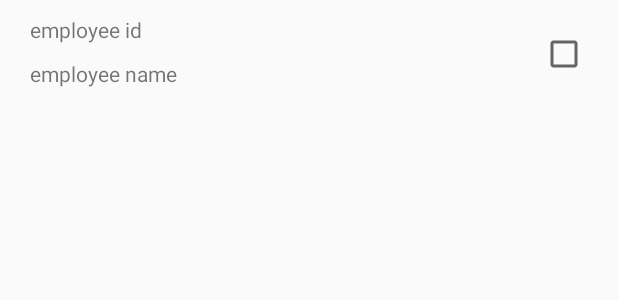
After one commit to vyomhpatel/FlowIt, an Android app: the layout item_employee_rv.xml on its own in the app's theme, with its tools: preview values and no code run, on a phone screen of 412 x 824 dp. The commit adds this screen. Shown: the top 300 px of the screen. Run offline under Robolectric (Android 15) with nearby library versions, the phone set to English and light mode, and no system bars.

Commit message:
edit project detail, create team (with employee) with network call

```diff
--- a/app/src/main/java/b12app/vyom/com/flowit/task/ProjectListFragmentDialog.java
+++ b/app/src/main/java/b12app/vyom/com/flowit/dialog/ProjectListFragmentDialog.java
@@ -1,4 +1,4 @@
-package b12app.vyom.com.flowit.task;
+package b12app.vyom.com.flowit.dialog;
 
 import android.app.DialogFragment;
 import android.content.Context;
--- a/app/src/main/java/b12app/vyom/com/flowit/networkutils/RetrofitInstance.java
+++ b/app/src/main/java/b12app/vyom/com/flowit/networkutils/RetrofitInstance.java
@@ -24,5 +24,7 @@ public class RetrofitInstance {
         return retrofit;
     }
 
-
+    public static ApiService apiService() {
+        return getRetrofitInstance().create(ApiService.class);
+    }
 }
--- /dev/null
+++ b/app/src/main/res/layout/item_employee_rv.xml
@@ -0,0 +1,45 @@
+<?xml version="1.0" encoding="utf-8"?>
+<LinearLayout xmlns:android="http://schemas.android.com/apk/res/android"
+    android:layout_width="match_parent"
+    android:layout_height="wrap_content"
+    android:orientation="horizontal">
+
+    <LinearLayout
+        android:layout_width="0dp"
+        android:layout_height="wrap_content"
+        android:layout_weight="1"
+        android:orientation="vertical">
+
+        <TextView
+            android:id="@+id/tv_employ_id"
+            android:layout_width="match_parent"
+            android:layout_height="match_parent"
+            android:gravity="center_vertical"
+            android:paddingEnd="@dimen/medium_dimen"
+            android:paddingStart="@dimen/medium_dimen"
+            android:paddingTop="@dimen/normal_dimen"
+            android:text="employee id" />
+
+        <TextView
+            android:id="@+id/tv_employ_name"
+            android:layout_width="match_parent"
+            android:layout_height="match_parent"
+            android:gravity="center_vertical"
+            android:paddingEnd="@dimen/medium_dimen"
+            android:paddingStart="@dimen/medium_dimen"
+            android:paddingTop="@dimen/normal_dimen"
+            android:paddingBottom="@dimen/normal_dimen"
+            android:text="employee name" />
+    </LinearLayout>
+
+
+    <CheckBox
+        android:id="@+id/cbx_employ"
+        android:layout_width="wrap_content"
+        android:layout_height="wrap_content"
+        android:layout_gravity="end|center_vertical"
+        android:layout_margin="@dimen/medium_dimen"
+        android:gravity="center" />
+
+
+</LinearLayout>
--- a/app/src/main/res/values/strings.xml
+++ b/app/src/main/res/values/strings.xml
@@ -26,6 +26,7 @@
     <string name="feng_edit_project">Edit Project</string>
     <string name="feng_project_id">Project ID: </string>
     <string name="feng_due_date">Due date:</string>
+    <string name="feng_date_alert">End date can not early than start date</string>
 
     <string-array name="priority">
         <item>Default</item>
```
Also changed, not shown: app/src/main/java/b12app/vyom/com/flowit/adapter/EmployeeRvAdapter.java (added, +121 -0 lines), app/src/main/java/b12app/vyom/com/flowit/dialog/TeamDialog.java (added, +197 -0 lines), app/src/main/java/b12app/vyom/com/flowit/model/MsgReponseBody.java (added, +24 -0 lines), app/src/main/java/b12app/vyom/com/flowit/networkutils/ApiService.java (+14 -10 lines), app/src/main/java/b12app/vyom/com/flowit/tabfragment/FragmentProject.java (+7 -1 lines), app/src/main/java/b12app/vyom/com/flowit/tabfragment/FragmentProjectEdit.java (+106 -16 lines), app/src/main/res/layout/dialog_team_create.xml (added, +42 -0 lines), app/src/main/res/layout/layout_project_detail.xml (+15 -6 lines).
